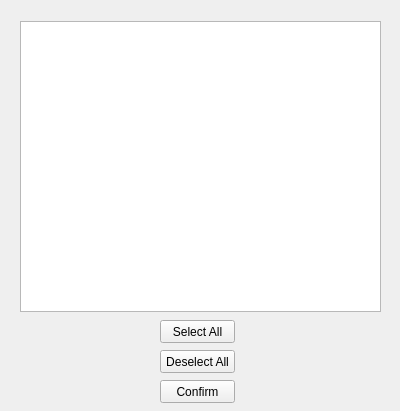
First picture: the form in filterGUI.ui, repository thitanun/Data-Visualization, before the edit.
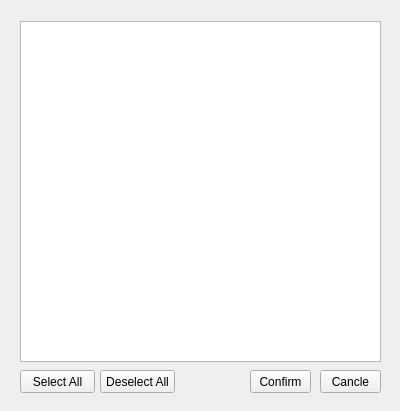
Second picture: the form after the edit.

```diff
--- a/filterGUI.ui
+++ b/filterGUI.ui
@@ -16,8 +16,8 @@
   <widget class="QPushButton" name="seall_bttn">
    <property name="geometry">
     <rect>
-     <x>160</x>
-     <y>320</y>
+     <x>20</x>
+     <y>370</y>
      <width>75</width>
      <height>23</height>
     </rect>
@@ -29,8 +29,8 @@
   <widget class="QPushButton" name="deall_bttn">
    <property name="geometry">
     <rect>
-     <x>160</x>
-     <y>350</y>
+     <x>100</x>
+     <y>370</y>
      <width>75</width>
      <height>23</height>
     </rect>
@@ -45,16 +45,16 @@
      <x>20</x>
      <y>21</y>
      <width>361</width>
-     <height>291</height>
+     <height>341</height>
     </rect>
    </property>
   </widget>
   <widget class="QPushButton" name="confirm_bttn">
    <property name="geometry">
     <rect>
-     <x>160</x>
-     <y>380</y>
-     <width>75</width>
+     <x>250</x>
+     <y>370</y>
+     <width>61</width>
      <height>23</height>
     </rect>
    </property>
@@ -62,6 +62,19 @@
     <string>Confirm</string>
    </property>
   </widget>
+  <widget class="QPushButton" name="cancle_bttn">
+   <property name="geometry">
+    <rect>
+     <x>320</x>
+     <y>370</y>
+     <width>61</width>
+     <height>23</height>
+    </rect>
+   </property>
+   <property name="text">
+    <string>Cancle</string>
+   </property>
+  </widget>
  </widget>
  <resources/>
  <connections/>
```
